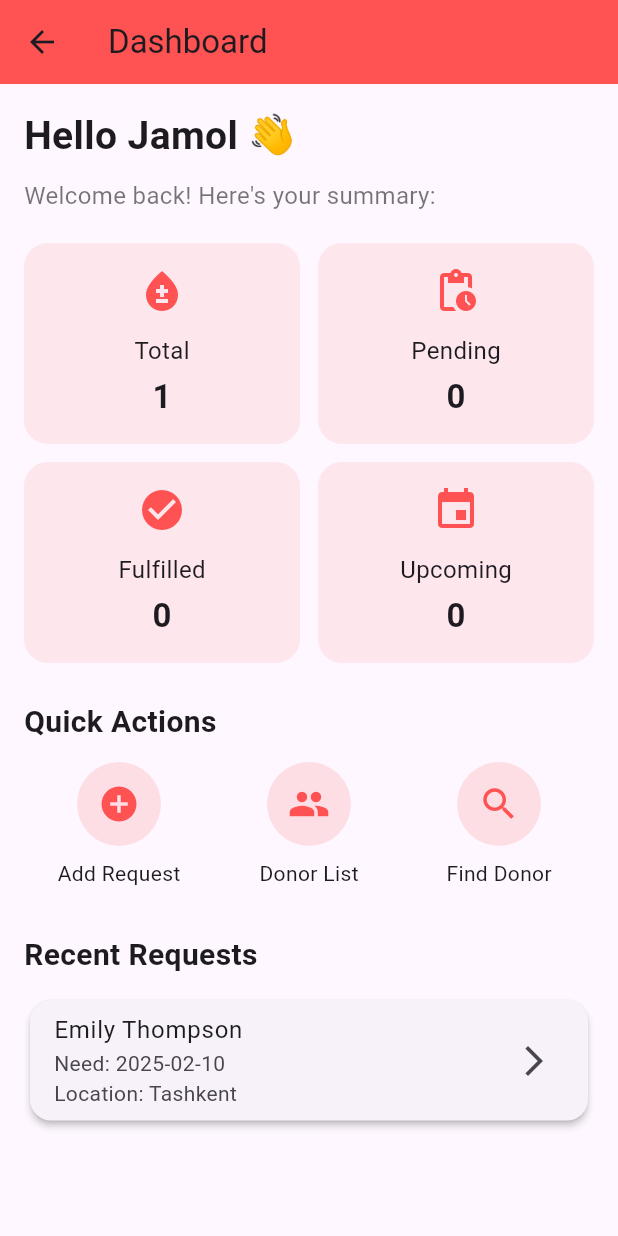
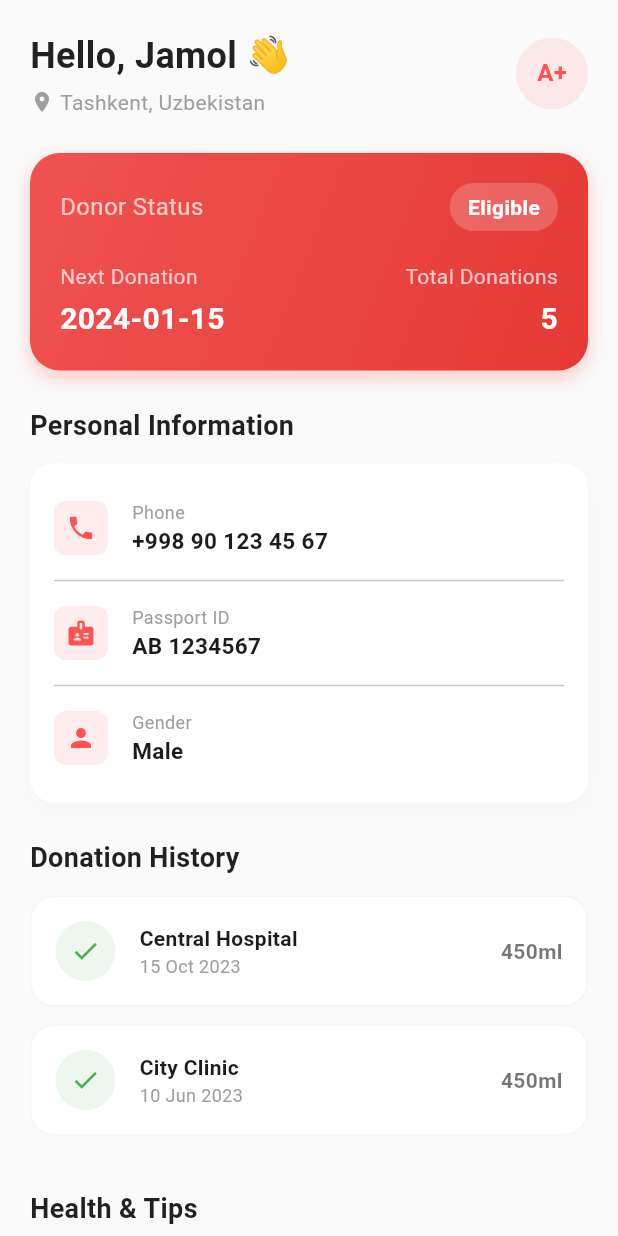
Before and after one commit to Durdana4/B-Life, a Flutter app: the DashboardScreen screen opened directly, on a phone screen of 412 x 824 dp. Run offline on Flutter 3.47's test engine with Material 3 defaults, Android fonts, the phone set to English and light mode, and no system bars; our stand-ins replace sqflite; accounts and stored records are empty.

Commit message:
Implement User Dashboard

```diff
--- /dev/null
+++ b/lib/models/user_model.dart
@@ -0,0 +1,44 @@
+class UserModel {
+  final String name;
+  final String surname;
+  final String phone;
+  final String passportId;
+  final String gender;
+  final String location;
+  final String bloodType;
+  final bool isEligible;
+  final String lastDonationDate;
+  final String nextDonationDate;
+  final int totalDonations;
+
+  UserModel({
+    required this.name,
+    required this.surname,
+    required this.phone,
+    required this.passportId,
+    required this.gender,
+    required this.location,
+    required this.bloodType,
+    required this.isEligible,
+    required this.lastDonationDate,
+    required this.nextDonationDate,
+    required this.totalDonations,
+  });
+
+  // Mock data factory
+  factory UserModel.mock() {
+    return UserModel(
+      name: "Jamol",
+      surname: "Kamolov",
+      phone: "+998 90 123 45 67",
+      passportId: "AB 1234567",
+      gender: "Male",
+      location: "Tashkent, Uzbekistan",
+      bloodType: "A+",
+      isEligible: true,
+      lastDonationDate: "2023-10-15",
+      nextDonationDate: "2024-01-15",
+      totalDonations: 5,
+    );
+  }
+}
--- a/lib/screens/dashboard/dashboard_screen.dart
+++ b/lib/screens/dashboard/dashboard_screen.dart
@@ -1,6 +1,5 @@
 import 'package:flutter/material.dart';
-import '../../services/database/database_helper.dart';
-import '../../models/request.dart';
+import '../../models/user_model.dart';
 
 class DashboardScreen extends StatefulWidget {
   const DashboardScreen({super.key});
@@ -10,179 +9,360 @@ class DashboardScreen extends StatefulWidget {
 }
 
 class _DashboardScreenState extends State<DashboardScreen> {
-  int totalRequests = 0;
-  List<RequestModel> recentRequests = [];
+  late UserModel user;
 
   @override
   void initState() {
     super.initState();
-    _loadDashboardData();
-  }
-
-  Future<void> _loadDashboardData() async {
-    final all = await DatabaseHelper.instance.getAllRequests();
-    setState(() {
-      totalRequests = all.length;
-      recentRequests = all.reversed.take(3).toList(); // last 3 requests
-    });
+    user = UserModel.mock();
   }
 
   @override
   Widget build(BuildContext context) {
     return Scaffold(
-      appBar: AppBar(
-        title: const Text("Dashboard"),
-        backgroundColor: Colors.redAccent,
-      ),
-      body: SingleChildScrollView(
-        padding: const EdgeInsets.all(16),
+      backgroundColor: Colors.grey[50],
+      body: SafeArea(
+        child: SingleChildScrollView(
+          padding: const EdgeInsets.all(20.0),
           child: Column(
             crossAxisAlignment: CrossAxisAlignment.start,
             children: [
-            // Greeting
-            const Text(
-              "Hello Jamol 👋",
-              style: TextStyle(
-                fontSize: 26,
-                fontWeight: FontWeight.bold,
-              ),
-            ),
-
-            const SizedBox(height: 10),
-            const Text(
-              "Welcome back! Here's your summary:",
-              style: TextStyle(fontSize: 16, color: Colors.black54),
-            ),
-
-            const SizedBox(height: 20),
-
-            // STAT CARDS
-            Row(
-              children: [
-                Expanded(child: _statCard(Icons.bloodtype, "Total", "$totalRequests")),
-                const SizedBox(width: 12),
-                Expanded(child: _statCard(Icons.pending_actions, "Pending", "0")),
+              _buildHeader(),
+              const SizedBox(height: 24),
+              _buildStatusCard(),
+              const SizedBox(height: 24),
+              _buildSectionTitle("Personal Information"),
+              const SizedBox(height: 12),
+              _buildPersonalInfo(),
+              const SizedBox(height: 24),
+              _buildSectionTitle("Donation History"),
+              const SizedBox(height: 12),
+              _buildDonationHistory(),
+              const SizedBox(height: 24),
+              _buildSectionTitle("Health & Tips"),
+              const SizedBox(height: 12),
+              _buildHealthTips(),
             ],
           ),
-
-            const SizedBox(height: 12),
-
-            Row(
-              children: [
-                Expanded(child: _statCard(Icons.check_circle, "Fulfilled", "0")),
-                const SizedBox(width: 12),
-                Expanded(child: _statCard(Icons.event, "Upcoming", "0")),
-              ],
-            ),
-
-            const SizedBox(height: 25),
-
-            // QUICK ACTION BUTTONS
-            const Text(
-              "Quick Actions",
-              style: TextStyle(fontSize: 20, fontWeight: FontWeight.bold),
-            ),
-
-            const SizedBox(height: 12),
-
-            Row(
-              children: [
-                _quickAction(
-                  icon: Icons.add_circle,
-                  label: "Add Request",
-                  onTap: () => Navigator.pushNamed(context, '/addRequest'),
-                ),
-                _quickAction(
-                  icon: Icons.people,
-                  label: "Donor List",
-                  onTap: () {},
-                ),
-                _quickAction(
-                  icon: Icons.search,
-                  label: "Find Donor",
-                  onTap: () {},
-                ),
-              ],
-            ),
-
-            const SizedBox(height: 30),
-
-            // RECENT ACTIVITY
-            const Text(
-              "Recent Requests",
-              style: TextStyle(fontSize: 20, fontWeight: FontWeight.bold),
-            ),
-
-            const SizedBox(height: 12),
-
-            ...recentRequests.map((r) => _recentItem(r)),
-          ],
         ),
       ),
     );
   }
 
-  // --- Widgets below ---
+  Widget _buildHeader() {
+    return Row(
+      mainAxisAlignment: MainAxisAlignment.spaceBetween,
+      children: [
+        Column(
+          crossAxisAlignment: CrossAxisAlignment.start,
+          children: [
+            Text(
+              "Hello, ${user.name} 👋",
+              style: const TextStyle(
+                fontSize: 24,
+                fontWeight: FontWeight.bold,
+                color: Colors.black87,
+              ),
+            ),
+            const SizedBox(height: 4),
+            Row(
+              children: [
+                const Icon(Icons.location_on, size: 16, color: Colors.grey),
+                const SizedBox(width: 4),
+                Text(
+                  user.location,
+                  style: const TextStyle(color: Colors.grey),
+                ),
+              ],
+            ),
+          ],
+        ),
+        CircleAvatar(
+          radius: 24,
+          backgroundColor: Colors.redAccent.withOpacity(0.1),
+          child: Text(
+            user.bloodType,
+            style: const TextStyle(
+              color: Colors.redAccent,
+              fontWeight: FontWeight.bold,
+            ),
+          ),
+        ),
+      ],
+    );
+  }
 
-  Widget _statCard(IconData icon, String title, String value) {
+  Widget _buildStatusCard() {
     return Container(
+      padding: const EdgeInsets.all(20),
       decoration: BoxDecoration(
-        color: Colors.redAccent.withOpacity(0.1),
-        borderRadius: BorderRadius.circular(16),
+        gradient: const LinearGradient(
+          colors: [Color(0xFFEF5350), Color(0xFFE53935)],
+          begin: Alignment.topLeft,
+          end: Alignment.bottomRight,
         ),
-      padding: const EdgeInsets.all(16),
+        borderRadius: BorderRadius.circular(20),
+        boxShadow: [
+          BoxShadow(
+            color: Colors.redAccent.withOpacity(0.3),
+            blurRadius: 10,
+            offset: const Offset(0, 5),
+          ),
+        ],
+      ),
       child: Column(
         children: [
-          Icon(icon, size: 32, color: Colors.redAccent),
-          const SizedBox(height: 12),
-          Text(title, style: const TextStyle(fontSize: 16)),
+          Row(
+            mainAxisAlignment: MainAxisAlignment.spaceBetween,
+            children: [
+              const Text(
+                "Donor Status",
+                style: TextStyle(color: Colors.white70, fontSize: 16),
+              ),
+              Container(
+                padding: const EdgeInsets.symmetric(horizontal: 12, vertical: 6),
+                decoration: BoxDecoration(
+                  color: Colors.white.withOpacity(0.2),
+                  borderRadius: BorderRadius.circular(20),
+                ),
+                child: Text(
+                  user.isEligible ? "Eligible" : "Not Eligible",
+                  style: const TextStyle(
+                    color: Colors.white,
+                    fontWeight: FontWeight.bold,
+                  ),
+                ),
+              ),
+            ],
+          ),
+          const SizedBox(height: 20),
+          Row(
+            mainAxisAlignment: MainAxisAlignment.spaceBetween,
+            children: [
+              Column(
+                crossAxisAlignment: CrossAxisAlignment.start,
+                children: [
+                  const Text(
+                    "Next Donation",
+                    style: TextStyle(color: Colors.white70, fontSize: 14),
+                  ),
                   const SizedBox(height: 4),
                   Text(
-            value,
+                    user.nextDonationDate,
                     style: const TextStyle(
-              fontSize: 22,
+                      color: Colors.white,
+                      fontSize: 20,
                       fontWeight: FontWeight.bold,
                     ),
+                  ),
+                ],
+              ),
+              Column(
+                crossAxisAlignment: CrossAxisAlignment.end,
+                children: [
+                  const Text(
+                    "Total Donations",
+                    style: TextStyle(color: Colors.white70, fontSize: 14),
+                  ),
+                  const SizedBox(height: 4),
+                  Text(
+                    "${user.totalDonations}",
+                    style: const TextStyle(
+                      color: Colors.white,
+                      fontSize: 20,
+                      fontWeight: FontWeight.bold,
+                    ),
+                  ),
+                ],
+              ),
+            ],
           ),
         ],
       ),
     );
   }
 
-  Widget _quickAction({required IconData icon, required String label, required Function() onTap}) {
-    return Expanded(
-      child: GestureDetector(
-        onTap: onTap,
-        child: Column(
-          children: [
-            CircleAvatar(
-              radius: 28,
-              backgroundColor: Colors.redAccent.withOpacity(0.15),
-              child: Icon(icon, size: 28, color: Colors.redAccent),
-            ),
-            const SizedBox(height: 8),
-            Text(label, style: const TextStyle(fontSize: 14)),
-          ],
-        ),
+  Widget _buildSectionTitle(String title) {
+    return Text(
+      title,
+      style: const TextStyle(
+        fontSize: 18,
+        fontWeight: FontWeight.bold,
+        color: Colors.black87,
       ),
     );
   }
 
-  Widget _recentItem(RequestModel r) {
-    return Card(
-      elevation: 2,
-      shape: RoundedRectangleBorder(borderRadius: BorderRadius.circular(14)),
-      child: ListTile(
-        title: Text("${r.name} ${r.surname}"),
-        subtitle: Text("Need: ${r.neededDate}\nLocation: ${r.address}"),
-        trailing: const Icon(Icons.arrow_forward_ios),
-        onTap: () {
-          Navigator.pushNamed(
-            context,
-            '/requestDetails',
-            arguments: r.id,
+  Widget _buildPersonalInfo() {
+    return Container(
+      padding: const EdgeInsets.all(16),
+      decoration: BoxDecoration(
+        color: Colors.white,
+        borderRadius: BorderRadius.circular(16),
+        boxShadow: [
+          BoxShadow(
+            color: Colors.grey.withOpacity(0.05),
+            blurRadius: 10,
+            offset: const Offset(0, 4),
+          ),
+        ],
+      ),
+      child: Column(
+        children: [
+          _infoRow(Icons.phone, "Phone", user.phone),
+          const Divider(),
+          _infoRow(Icons.badge, "Passport ID", user.passportId),
+          const Divider(),
+          _infoRow(Icons.person, "Gender", user.gender),
+        ],
+      ),
     );
-        },
+  }
+
+  Widget _infoRow(IconData icon, String label, String value) {
+    return Padding(
+      padding: const EdgeInsets.symmetric(vertical: 8),
+      child: Row(
+        children: [
+          Container(
+            padding: const EdgeInsets.all(8),
+            decoration: BoxDecoration(
+              color: Colors.redAccent.withOpacity(0.1),
+              borderRadius: BorderRadius.circular(8),
+            ),
+            child: Icon(icon, size: 20, color: Colors.redAccent),
+          ),
+          const SizedBox(width: 16),
+          Column(
+            crossAxisAlignment: CrossAxisAlignment.start,
+            children: [
+              Text(
+                label,
+                style: const TextStyle(color: Colors.grey, fontSize: 12),
+              ),
+              Text(
+                value,
+                style: const TextStyle(
+                  fontWeight: FontWeight.w600,
+                  fontSize: 15,
+                ),
+              ),
+            ],
+          ),
+        ],
+      ),
+    );
+  }
+
+  Widget _buildDonationHistory() {
+    // Mock history data
+    final history = [
+      {"date": "15 Oct 2023", "location": "Central Hospital", "amount": "450ml"},
+      {"date": "10 Jun 2023", "location": "City Clinic", "amount": "450ml"},
+    ];
+
+    return Column(
+      children: history.map((item) {
+        return Container(
+          margin: const EdgeInsets.only(bottom: 12),
+          padding: const EdgeInsets.all(16),
+          decoration: BoxDecoration(
+            color: Colors.white,
+            borderRadius: BorderRadius.circular(16),
+            border: Border.all(color: Colors.grey.withOpacity(0.1)),
+          ),
+          child: Row(
+            children: [
+              Container(
+                padding: const EdgeInsets.all(10),
+                decoration: BoxDecoration(
+                  color: Colors.green.withOpacity(0.1),
+                  shape: BoxShape.circle,
+                ),
+                child: const Icon(Icons.check, color: Colors.green, size: 20),
+              ),
+              const SizedBox(width: 16),
+              Expanded(
+                child: Column(
+                  crossAxisAlignment: CrossAxisAlignment.start,
+                  children: [
+                    Text(
+                      item["location"]!,
+                      style: const TextStyle(fontWeight: FontWeight.bold),
+                    ),
+                    Text(
+                      item["date"]!,
+                      style: const TextStyle(color: Colors.grey, fontSize: 12),
+                    ),
+                  ],
+                ),
+              ),
+              Text(
+                item["amount"]!,
+                style: const TextStyle(
+                  fontWeight: FontWeight.bold,
+                  color: Colors.black54,
+                ),
+              ),
+            ],
+          ),
+        );
+      }).toList(),
+    );
+  }
+
+  Widget _buildHealthTips() {
+    return SizedBox(
+      height: 140,
+      child: ListView(
+        scrollDirection: Axis.horizontal,
+        children: [
+          _tipCard(
+            "Hydration is Key",
+            "Drink plenty of water before donation.",
+            Colors.blue.shade50,
+            Colors.blue,
+          ),
+          _tipCard(
+            "Iron Rich Food",
+            "Eat iron-rich foods like spinach.",
+            Colors.green.shade50,
+            Colors.green,
+          ),
+        ],
+      ),
+    );
+  }
+
+  Widget _tipCard(String title, String desc, Color bgColor, Color accentColor) {
+    return Container(
+      width: 200,
+      margin: const EdgeInsets.only(right: 16),
+      padding: const EdgeInsets.all(16),
+      decoration: BoxDecoration(
+        color: bgColor,
+        borderRadius: BorderRadius.circular(16),
+      ),
+      child: Column(
+        crossAxisAlignment: CrossAxisAlignment.start,
+        mainAxisAlignment: MainAxisAlignment.center,
+        children: [
+          Icon(Icons.lightbulb, color: accentColor),
+          const SizedBox(height: 8),
+          Text(
+            title,
+            style: TextStyle(
+              fontWeight: FontWeight.bold,
+              color: accentColor,
+              fontSize: 16,
+            ),
+          ),
+          const SizedBox(height: 4),
+          Text(
+            desc,
+            style: TextStyle(color: accentColor.withOpacity(0.8), fontSize: 12),
+          ),
+        ],
       ),
     );
   }
```
Lines whose indentation alone changed are shown as unchanged.
